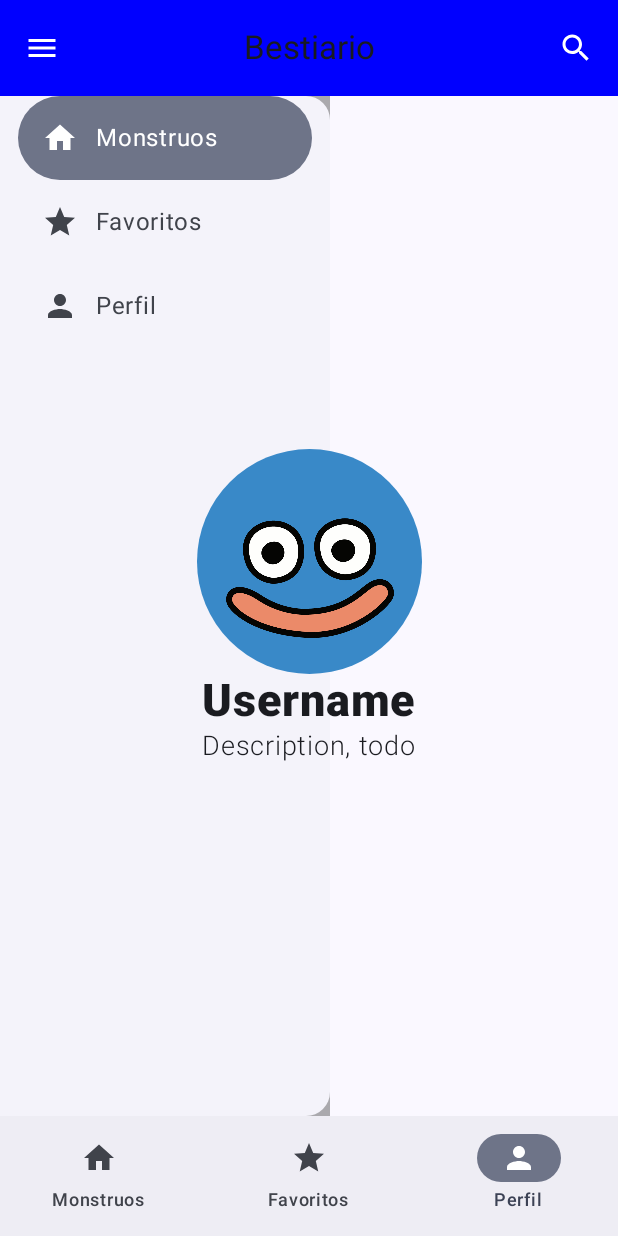
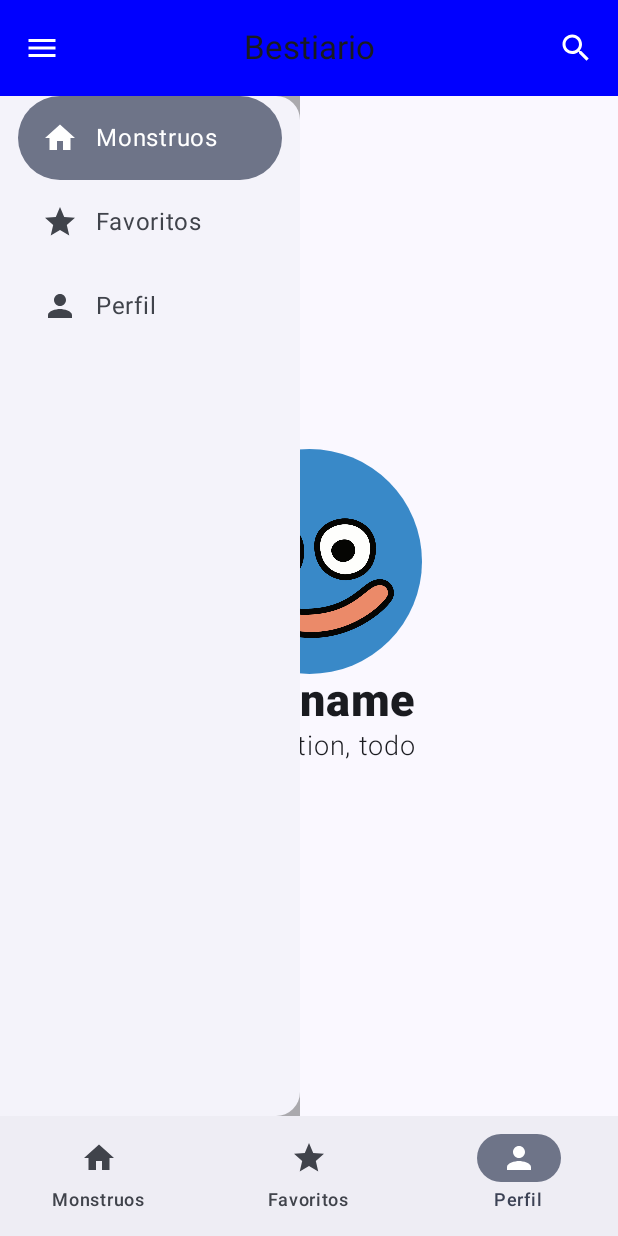
Before and after one commit to Lunkberjack/Bestiario-DQ-App, an Android app built with Jetpack Compose: the perfil screen opened through its navigation route, on a phone screen of 412 x 824 dp. Run offline under Robolectric (Android 15) with nearby library versions, the phone set to English and light mode, and no system bars.

Commit message:
zIndex (el menú se muestra über allen)

```diff
--- a/app/src/main/java/com/example/bestiario_dq_app/ui/nav/NavGraph.kt
+++ b/app/src/main/java/com/example/bestiario_dq_app/ui/nav/NavGraph.kt
@@ -3,6 +3,7 @@ package com.example.bestiario_dq_app.ui.nav
 import androidx.compose.foundation.background
 import androidx.compose.foundation.layout.Box
 import androidx.compose.foundation.layout.fillMaxHeight
+import androidx.compose.foundation.layout.fillMaxSize
 import androidx.compose.foundation.layout.padding
 import androidx.compose.foundation.layout.width
 import androidx.compose.material3.DrawerState
@@ -19,6 +20,7 @@ import androidx.compose.ui.Modifier
 import androidx.compose.ui.graphics.Color
 import androidx.compose.ui.input.nestedscroll.nestedScroll
 import androidx.compose.ui.unit.dp
+import androidx.compose.ui.zIndex
 import androidx.navigation.NavHostController
 import androidx.navigation.compose.NavHost
 import androidx.navigation.compose.composable
@@ -64,8 +66,10 @@ fun NavGraph(navController: NavHostController) {
     ) { innerPadding ->
         Box(
             modifier = Modifier
+                .background(Color.Transparent)
                 .fillMaxHeight()
-                .width(220.dp)
+                .width(200.dp)
+                .zIndex(100f)
         ) {
             ModalNavigationDrawer(
                 modifier = Modifier.padding(innerPadding),
```
